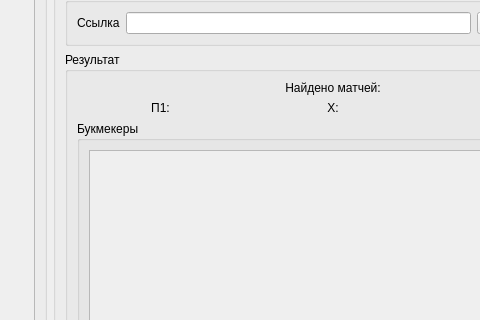
Old version of the form mainwindow_v2.ui in the repository isys35/odds_bk2; both pictures show x 312 to 792 and y 164 to 484 of the 934 by 829 pixel window.
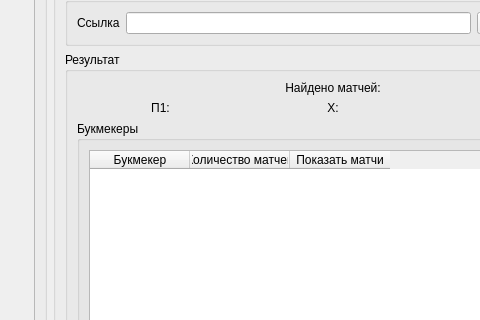
New version of the form.

Commit message: Парсинг без получения информации

```diff
--- a/mainwindow_v2.ui
+++ b/mainwindow_v2.ui
@@ -371,25 +371,22 @@
                   </property>
                   <layout class="QVBoxLayout" name="verticalLayout_19">
                    <item>
-                    <widget class="QScrollArea" name="scrollArea_2">
-                     <property name="widgetResizable">
-                      <bool>true</bool>
-                     </property>
-                     <widget class="QWidget" name="scrollAreaWidgetContents_2">
-                      <property name="geometry">
-                       <rect>
-                        <x>0</x>
-                        <y>0</y>
-                        <width>462</width>
-                        <height>414</height>
-                       </rect>
+                    <widget class="QTableWidget" name="tableWidget">
+                     <column>
+                      <property name="text">
+                       <string>Букмекер</string>
                       </property>
-                      <layout class="QVBoxLayout" name="verticalLayout_20">
-                       <item>
-                        <layout class="QFormLayout" name="formLayout_2"/>
-                       </item>
-                      </layout>
-                     </widget>
+                     </column>
+                     <column>
+                      <property name="text">
+                       <string>Количество матчей</string>
+                      </property>
+                     </column>
+                     <column>
+                      <property name="text">
+                       <string>Показать матчи</string>
+                      </property>
+                     </column>
                     </widget>
                    </item>
                   </layout>
```
The commit also changes 2 other files.
